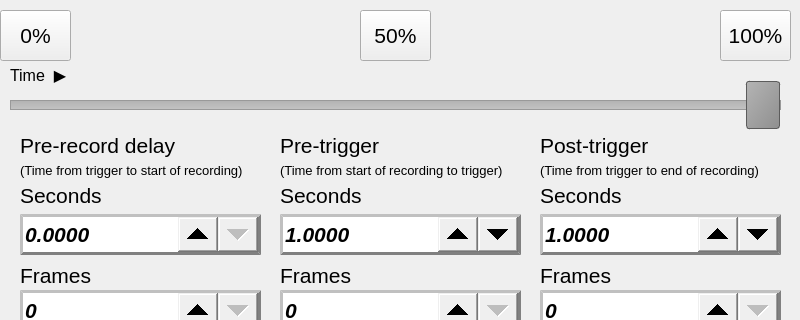
Qt form src/triggerdelaywindow.ui (krontech/chronos-cam-app) before a commit; both pictures show x 0 to 800 and y 0 to 320 of the 800 by 480 pixel window.
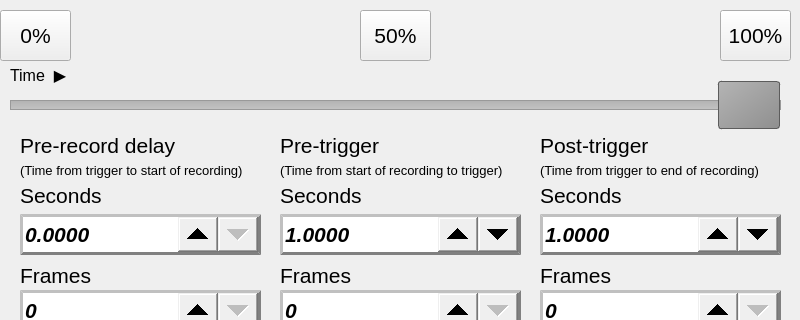
The same form after that commit. Custom widgets are drawn as their Qt base class.

Commit message: Increase sizes of handles on all 3 sliders (#13)

```diff
--- a/src/triggerdelaywindow.ui
+++ b/src/triggerdelaywindow.ui
@@ -132,7 +132,7 @@
 QSlider::handle:horizontal {
     background: qlineargradient(x1:0, y1:0, x2:1, y2:1, stop:0 #b4b4b4, stop:1 #8f8f8f);
     border: 1px solid #5c5c5c;
-    width: 32px;
+    width: 60px;
     margin: -20px 0; /* handle is placed by default on the contents rect of the groove. Expand outside the groove */
     border-radius: 3px;
 }</string>
```
The commit also changes 3 other files.
